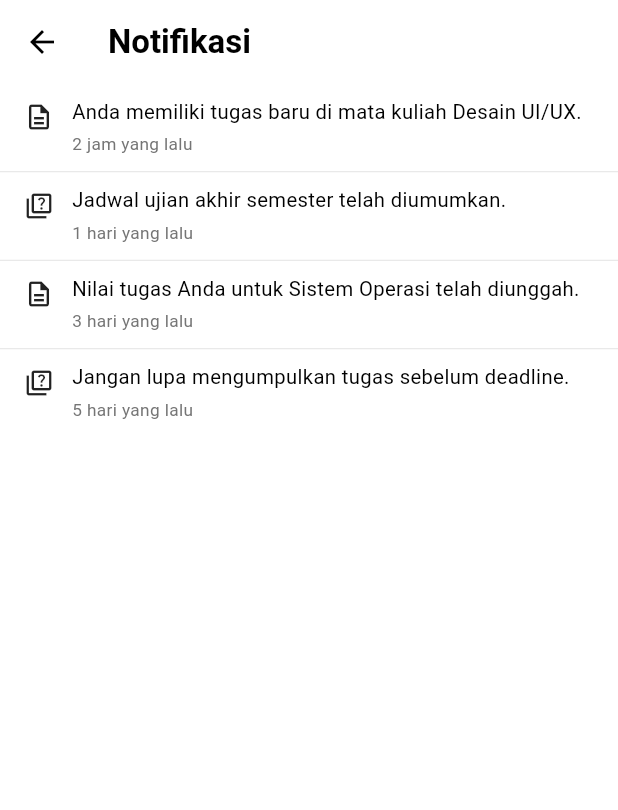
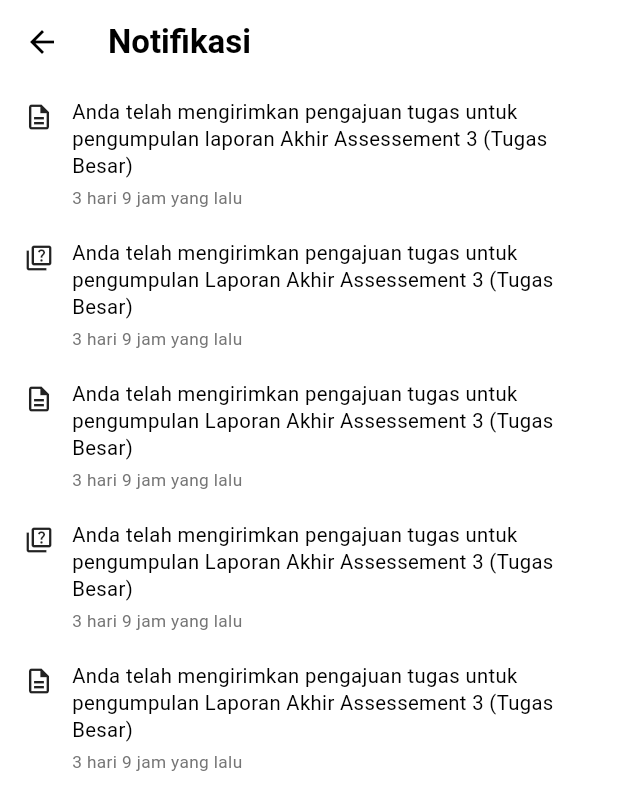
Before and after one commit to ekanurandin/Flutter-Project-Uas-Learning-Management-System, a Flutter app: the NotificationPage screen opened directly, on a phone screen of 412 x 824 dp. Shown: the top 810 px of the screen. Run offline on Flutter 3.47's test engine with Material 3 defaults, Android fonts, the phone set to English and light mode, and no system bars.

Commit message:
memperbaiki dan menambahkan list notifikasi dan icon nya di halaman notification page

```diff
--- a/lib/notification_page.dart
+++ b/lib/notification_page.dart
@@ -21,23 +21,28 @@ class NotificationItem {
 final List<NotificationItem> notifications = [
   NotificationItem(
     type: NotificationType.assignment,
-    description: 'Anda memiliki tugas baru di mata kuliah Desain UI/UX.',
-    timestamp: '2 jam yang lalu',
+    description: 'Anda telah mengirimkan pengajuan tugas untuk pengumpulan laporan Akhir Assessement 3 (Tugas Besar)',
+    timestamp: '3 hari 9 jam yang lalu',
   ),
   NotificationItem(
     type: NotificationType.quiz,
-    description: 'Jadwal ujian akhir semester telah diumumkan.',
-    timestamp: '1 hari yang lalu',
+    description: 'Anda telah mengirimkan pengajuan tugas untuk pengumpulan Laporan Akhir Assessement 3 (Tugas Besar)',
+    timestamp: '3 hari 9 jam yang lalu',
   ),
   NotificationItem(
     type: NotificationType.assignment,
-    description: 'Nilai tugas Anda untuk Sistem Operasi telah diunggah.',
-    timestamp: '3 hari yang lalu',
+    description: 'Anda telah mengirimkan pengajuan tugas untuk pengumpulan Laporan Akhir Assessement 3 (Tugas Besar)',
+    timestamp: '3 hari 9 jam yang lalu',
   ),
   NotificationItem(
     type: NotificationType.quiz,
-    description: 'Jangan lupa mengumpulkan tugas sebelum deadline.',
-    timestamp: '5 hari yang lalu',
+    description: 'Anda telah mengirimkan pengajuan tugas untuk pengumpulan Laporan Akhir Assessement 3 (Tugas Besar)',
+    timestamp: '3 hari 9 jam yang lalu',
+  ),
+  NotificationItem(
+    type: NotificationType.assignment,
+    description: 'Anda telah mengirimkan pengajuan tugas untuk pengumpulan Laporan Akhir Assessement 3 (Tugas Besar)',
+    timestamp: '3 hari 9 jam yang lalu',
   ),
 ];
 
@@ -61,13 +66,8 @@ class NotificationPage extends StatelessWidget {
         foregroundColor: Colors.black,
         elevation: 0,
       ),
-      body: ListView.separated(
+      body: ListView.builder(
         itemCount: notifications.length,
-        separatorBuilder: (context, index) => Divider(
-          height: 1,
-          thickness: 0.6,
-          color: Colors.grey.shade300,
-        ),
         itemBuilder: (context, index) {
           final item = notifications[index];
           return Padding(
```
